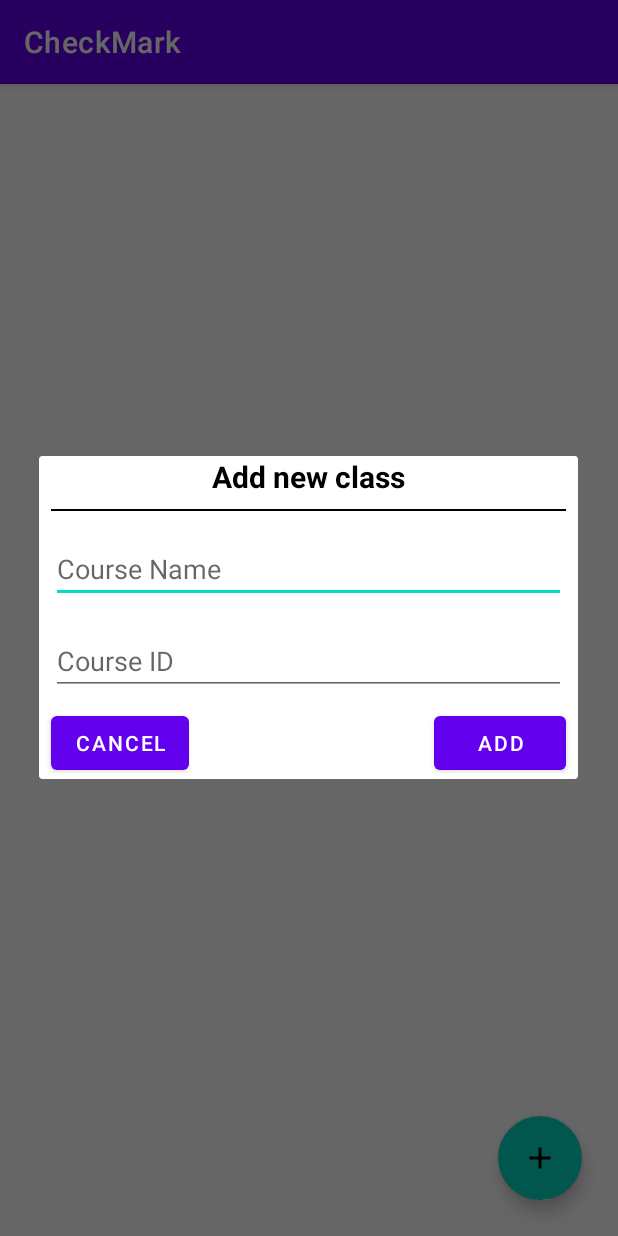
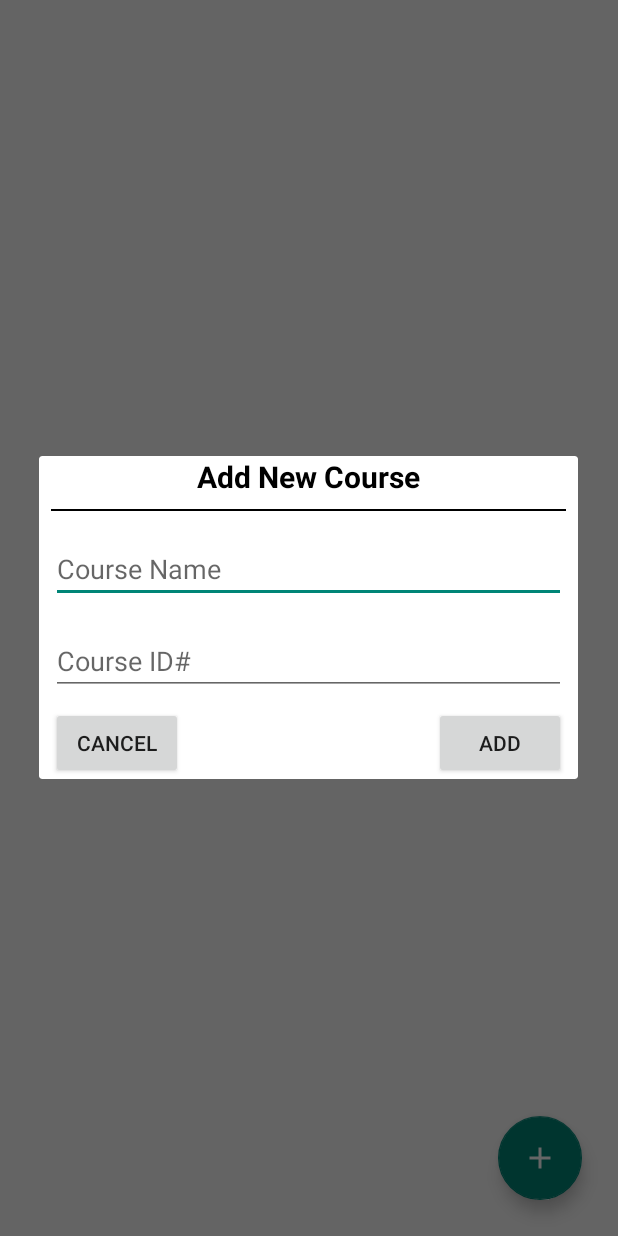
Before and after one commit to pateld23atwit/CheckMark-An-Attendance-App, an Android app: the screen it shows after launch (MainActivity), after a tap on an icon or button, on a phone screen of 412 x 824 dp. Run offline under Robolectric (Android 15) with nearby library versions, the phone set to English and light mode, and no system bars.

Commit message:
Added course information page along with ability to add multiple courses.

```diff
--- a/app/src/main/AndroidManifest.xml
+++ b/app/src/main/AndroidManifest.xml
@@ -14,6 +14,9 @@
         android:theme="@style/Theme.CheckMark"
         tools:targetApi="31">
         <activity
+            android:name=".student"
+            android:exported="false" />
+        <activity
             android:name=".MainActivity"
             android:exported="true">
             <intent-filter>
--- a/app/src/main/java/edu/wit/mobileapp/checkmark/MainActivity.java
+++ b/app/src/main/java/edu/wit/mobileapp/checkmark/MainActivity.java
@@ -1,14 +1,17 @@
-// Dax Patel
-// Patrick Coulter
 package edu.wit.mobileapp.checkmark;
 
 import androidx.appcompat.app.AlertDialog;
 import androidx.appcompat.app.AppCompatActivity;
+import androidx.fragment.app.FragmentManager;
+import androidx.recyclerview.widget.LinearLayoutManager;
 import androidx.recyclerview.widget.RecyclerView;
 
+import android.content.Intent;
 import android.os.Bundle;
 import android.view.LayoutInflater;
 import android.view.View;
+import android.widget.Button;
+import android.widget.EditText;
 
 import com.google.android.material.floatingactionbutton.FloatingActionButton;
 
@@ -17,7 +20,7 @@ import java.util.ArrayList;
 public class MainActivity extends AppCompatActivity {
     FloatingActionButton addButton;
     RecyclerView recyclerView;
-    courseAdapter classAdapter;
+    courseAdapter courseAdapter;
     RecyclerView.LayoutManager layoutManager;
     ArrayList<course_Item> course_items = new ArrayList<>();
 
@@ -28,14 +31,32 @@ public class MainActivity extends AppCompatActivity {
 
         addButton = findViewById(R.id.addButtonXML);
         addButton.setOnClickListener(v -> showDialog());
+
+        recyclerView = findViewById(R.id.recyclerView);
+        recyclerView.setHasFixedSize(true);
+        layoutManager = new LinearLayoutManager(this);
+        recyclerView.setLayoutManager(layoutManager);
+        courseAdapter = new courseAdapter(this, course_items);
+        recyclerView.setAdapter(courseAdapter);
+        courseAdapter.setOnItemClickListener(position -> gotoItemActivity(position));
+    }
+
+    private void gotoItemActivity(int position) {
+        Intent intent = new Intent(this, student.class);
+        intent.putExtra("courseName", course_items.get(position).getCourseName());
+        intent.putExtra("courseID", course_items.get(position).getCourseID());
+        intent.putExtra("position", position);
+        startActivity(intent);
     }
 
     private void showDialog() {
-        AlertDialog.Builder builder = new AlertDialog.Builder(this);
-        View view = LayoutInflater.from(this).inflate(R.layout.class_dialog, null);
-        builder.setView(view);
+        myDiag diag = new myDiag();
+        diag.show(getSupportFragmentManager(), myDiag.courseAddDialog);
+        diag.setListener((courseName, courseID)->addCourse(courseName, courseID));
+    }
 
-        builder.create().show();
-
+    private void addCourse(String courseName, int courseID) {
+        course_items.add(new course_Item(courseName, courseID));
+        courseAdapter.notifyDataSetChanged();
     }
 }
--- a/app/src/main/java/edu/wit/mobileapp/checkmark/courseAdapter.java
+++ b/app/src/main/java/edu/wit/mobileapp/checkmark/courseAdapter.java
@@ -1,18 +1,47 @@
 package edu.wit.mobileapp.checkmark;
 
+import android.content.Context;
 import android.text.Layout;
 import android.view.LayoutInflater;
 import android.view.View;
 import android.view.ViewGroup;
+import android.widget.AdapterView;
+import android.widget.TextView;
 
 import androidx.annotation.NonNull;
 import androidx.recyclerview.widget.RecyclerView;
 
+import java.lang.reflect.Array;
+import java.util.ArrayList;
+
 public class courseAdapter extends RecyclerView.Adapter<courseAdapter.courseViewHolder> {
+    ArrayList<course_Item> courseItems;
+    Context context;
+
+    private OnItemClickListener onItemClickListener;
+    public interface OnItemClickListener {
+        void onClick(int position);
+    }
+
+    public void setOnItemClickListener(OnItemClickListener onItemClickListener) {
+        this.onItemClickListener = onItemClickListener;
+
+    }
+
+    public courseAdapter(Context context, ArrayList<course_Item> courseItems) {
+        this.courseItems = courseItems;
+        this.context = context;
+    }
+
     public static class courseViewHolder extends RecyclerView.ViewHolder {
+        TextView courseName;
+        TextView courseID;
 
-        public courseViewHolder(@NonNull View itemView) {
+        public courseViewHolder(@NonNull View itemView, OnItemClickListener onItemClickListener) {
             super(itemView);
+            courseName = itemView.findViewById(R.id.courseTextView);
+            courseID = itemView.findViewById(R.id.courseIDTextView);
+            itemView.setOnClickListener(v -> onItemClickListener.onClick(getAdapterPosition()));
         }
     }
 
@@ -20,16 +49,17 @@ public class courseAdapter extends RecyclerView.Adapter<courseAdapter.courseView
     @Override
     public courseViewHolder onCreateViewHolder(@NonNull ViewGroup parent, int viewType) {
         View itemView = LayoutInflater.from(parent.getContext()).inflate(R.layout.course_item, parent, false);
-        return new courseViewHolder(itemView);
+        return new courseViewHolder(itemView, onItemClickListener);
     }
 
     @Override
     public void onBindViewHolder(@NonNull courseViewHolder holder, int position) {
-
+        holder.courseName.setText(courseItems.get(position).getCourseName());
+        holder.courseID.setText(String.valueOf(courseItems.get(position).getCourseID()));
     }
 
     @Override
     public int getItemCount() {
-        return 0;
+        return courseItems.size();
     }
 }
--- a/app/src/main/java/edu/wit/mobileapp/checkmark/course_Item.java
+++ b/app/src/main/java/edu/wit/mobileapp/checkmark/course_Item.java
@@ -1,8 +1,8 @@
 package edu.wit.mobileapp.checkmark;
 
 public class course_Item {
-    String courseName;
-    int courseID;
+    private String courseName;
+    private int courseID;
 
     public course_Item(String courseName, int courseID) {
         this.courseName = courseName;
--- /dev/null
+++ b/app/src/main/java/edu/wit/mobileapp/checkmark/myDiag.java
@@ -0,0 +1,66 @@
+package edu.wit.mobileapp.checkmark;
+
+import android.app.Dialog;
+import android.os.Bundle;
+import android.view.LayoutInflater;
+import android.view.View;
+import android.widget.Button;
+import android.widget.EditText;
+import android.widget.TextView;
+
+import androidx.annotation.NonNull;
+import androidx.annotation.Nullable;
+import androidx.appcompat.app.AlertDialog;
+import androidx.fragment.app.DialogFragment;
+
+public class myDiag extends DialogFragment {
+    public static final String courseAddDialog = "addCourse";
+
+    private onClickListener listener;
+
+    public interface onClickListener {
+        void onClick(String t1, int t2);
+    }
+
+    public void setListener(onClickListener listener) {
+        this.listener = listener;
+    }
+
+    @NonNull
+    @Override
+    public Dialog onCreateDialog(@Nullable Bundle savedInstanceState) {
+        Dialog dialog = null;
+
+        if (getTag().equals(courseAddDialog))dialog=getAddCourseDialog();
+        return dialog;
+    }
+
+    private Dialog getAddCourseDialog() {
+        Button cancel;
+        Button add;
+        AlertDialog.Builder builder = new AlertDialog.Builder(getActivity());
+        View view = LayoutInflater.from(getActivity()).inflate(R.layout.course_dialog, null);
+        builder.setView(view);
+
+        TextView title = view.findViewById(R.id.titleDiag);
+        title.setText("Add New Course");
+
+        EditText course_edit = view.findViewById(R.id.courseNameEditDiag);
+        EditText courseID_edit = view.findViewById(R.id.courseIDEditDiag);
+
+        course_edit.setHint("Course Name");
+        courseID_edit.setHint("Course ID#");
+
+        cancel = view.findViewById(R.id.cancelAddCourseButton);
+        add = view.findViewById(R.id.addCourseButton);
+
+        cancel.setOnClickListener(v -> dismiss());
+        add.setOnClickListener(v -> {
+            String courseName = course_edit.getText().toString();
+            int courseID = Integer.valueOf(courseID_edit.getText().toString());
+            listener.onClick(courseName, courseID);
+            dismiss();
+        });
+        return builder.create();
+    }
+}
--- /dev/null
+++ b/app/src/main/res/drawable/ic_back.xml
@@ -0,0 +1,5 @@
+<vector android:autoMirrored="true" android:height="24dp"
+    android:tint="#FFFFFF" android:viewportHeight="24"
+    android:viewportWidth="24" android:width="24dp" xmlns:android="http://schemas.android.com/apk/res/android">
+    <path android:fillColor="@android:color/white" android:pathData="M20,11H7.83l5.59,-5.59L12,4l-8,8 8,8 1.41,-1.41L7.83,13H20v-2z"/>
+</vector>
--- /dev/null
+++ b/app/src/main/res/drawable/ic_save.xml
@@ -0,0 +1,5 @@
+<vector android:height="24dp" android:tint="#FFFFFF"
+    android:viewportHeight="24" android:viewportWidth="24"
+    android:width="24dp" xmlns:android="http://schemas.android.com/apk/res/android">
+    <path android:fillColor="@android:color/white" android:pathData="M17,3L5,3c-1.11,0 -2,0.9 -2,2v14c0,1.1 0.89,2 2,2h14c1.1,0 2,-0.9 2,-2L21,7l-4,-4zM12,19c-1.66,0 -3,-1.34 -3,-3s1.34,-3 3,-3 3,1.34 3,3 -1.34,3 -3,3zM15,9L5,9L5,5h10v4z"/>
+</vector>
--- a/app/src/main/res/layout/activity_main.xml
+++ b/app/src/main/res/layout/activity_main.xml
@@ -16,6 +16,7 @@
     />
 
     <androidx.recyclerview.widget.RecyclerView
+        android:id="@+id/recyclerView"
         android:layout_width="match_parent"
         android:layout_height="match_parent"
         />
--- /dev/null
+++ b/app/src/main/res/layout/course_dialog.xml
@@ -0,0 +1,62 @@
+<?xml version="1.0" encoding="utf-8"?>
+<LinearLayout xmlns:android="http://schemas.android.com/apk/res/android"
+    android:orientation="vertical"
+    android:layout_width="match_parent"
+    android:layout_height="match_parent">
+
+    <TextView
+        android:id="@+id/titleDiag"
+        android:layout_width="wrap_content"
+        android:layout_height="wrap_content"
+        android:text="Add new class"
+        android:textColor="@color/black"
+        android:textStyle="bold"
+        android:textSize="20dp"
+        android:layout_gravity="center_horizontal"
+        />
+
+    <TextView
+        android:layout_margin="8sp"
+        android:layout_width="match_parent"
+        android:layout_height="1sp"
+        android:background="@color/black"
+        />
+
+    <EditText
+        android:id="@+id/courseNameEditDiag"
+        android:layout_width="match_parent"
+        android:layout_height="wrap_content"
+        android:hint="Course Name"
+        android:layout_margin="8sp"
+        />
+
+    <EditText
+        android:id="@+id/courseIDEditDiag"
+        android:layout_width="match_parent"
+        android:layout_height="wrap_content"
+        android:hint="Course ID"
+        android:layout_margin="8sp"
+        android:inputType="number"
+        />
+
+    <RelativeLayout
+        android:layout_width="match_parent"
+        android:layout_height="wrap_content">
+        <Button
+            android:id="@+id/addCourseButton"
+            android:layout_marginRight="8sp"
+            android:layout_alignParentRight="true"
+            android:layout_width="wrap_content"
+            android:layout_height="wrap_content"
+            android:text="Add"
+            />
+        <Button
+            android:id="@+id/cancelAddCourseButton"
+            android:layout_marginLeft="8sp"
+            android:layout_width="wrap_content"
+            android:layout_height="wrap_content"
+            android:text="Cancel"
+            />
+    </RelativeLayout>
+
+</LinearLayout>
--- a/app/src/main/res/layout/course_item.xml
+++ b/app/src/main/res/layout/course_item.xml
@@ -5,6 +5,7 @@
 
     <LinearLayout
         android:padding="16dp"
+        android:layout_centerVertical="true"
         android:layout_width="wrap_content"
         android:layout_height="wrap_content"
         android:orientation="vertical"
@@ -24,6 +25,7 @@
             android:text="Course ID"
             android:textSize="15sp"
             android:textColor="@color/black"
+            android:inputType="number"
             />
 
     </LinearLayout>
--- a/app/src/main/res/values/themes.xml
+++ b/app/src/main/res/values/themes.xml
@@ -1,6 +1,6 @@
 <resources xmlns:tools="http://schemas.android.com/tools">
     <!-- Base application theme. -->
-    <style name="Theme.CheckMark" parent="Theme.MaterialComponents.DayNight.DarkActionBar">
+    <style name="Theme.CheckMark" parent="Theme.AppCompat.Light.NoActionBar">
         <!-- Primary brand color. -->
         <item name="colorPrimary">@color/purple_500</item>
         <item name="colorPrimaryVariant">@color/purple_700</item>
```
Also changed, not shown: app/src/main/java/edu/wit/mobileapp/checkmark/student.java (added, +14 -0 lines), app/src/main/res/layout/activity_student.xml (added, +9 -0 lines), app/src/main/res/layout/toolbar.xml (added, +65 -0 lines), 4 other files.
